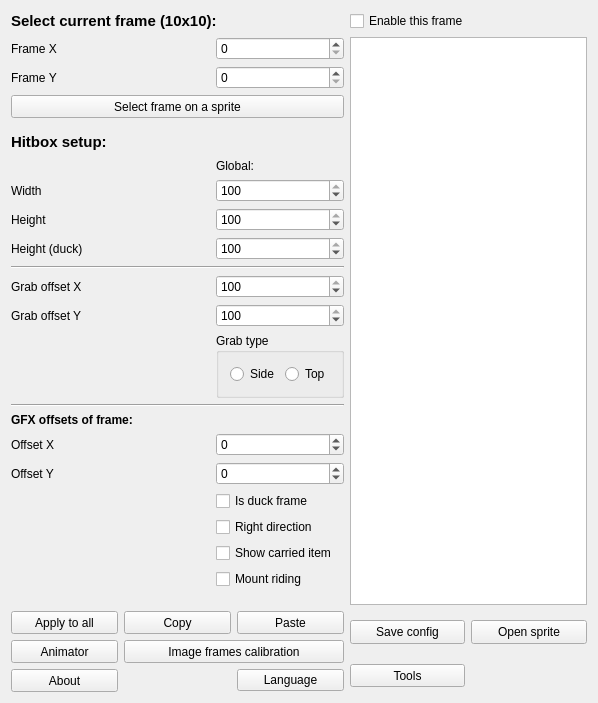
First picture: the form in PlayableCalibrator/calibration_main.ui, repository WohlSoft/Moondust-Project, before the edit.
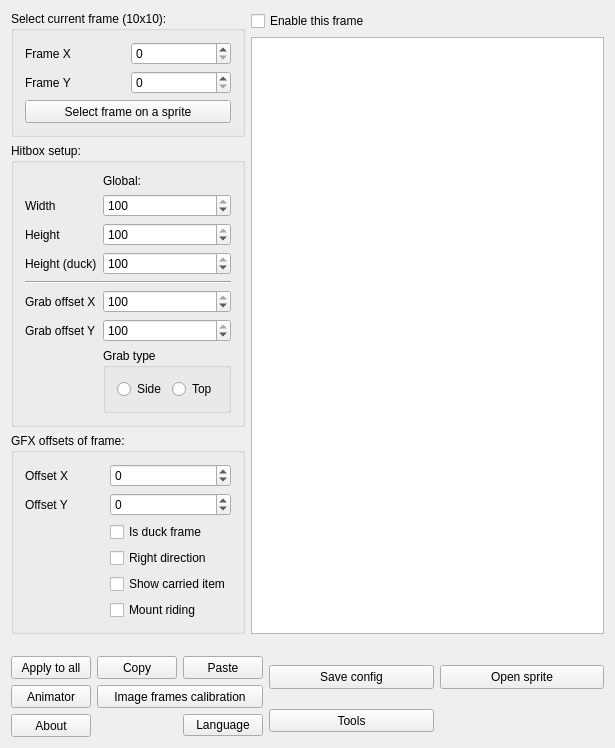
Second picture: the form after the edit. Icons and pictures are not drawn.

Commit message: Calibrator: Tune out the main dialog

The edit to the form file:
```diff
--- a/PlayableCalibrator/calibration_main.ui
+++ b/PlayableCalibrator/calibration_main.ui
@@ -6,8 +6,8 @@
    <rect>
     <x>0</x>
     <y>0</y>
-    <width>560</width>
-    <height>703</height>
+    <width>615</width>
+    <height>748</height>
    </rect>
   </property>
   <property name="minimumSize">
@@ -23,11 +23,218 @@
    <iconset resource="_resources/images.qrc">
     <normaloff>:/images/Icon16.png</normaloff>:/images/Icon16.png</iconset>
   </property>
-  <layout class="QGridLayout" name="gridLayout" columnstretch="10,0,0,0,0">
+  <layout class="QGridLayout" name="gridLayout" columnstretch="0,100,0,0">
    <property name="sizeConstraint">
     <enum>QLayout::SetMinimumSize</enum>
    </property>
-   <item row="10" column="1" colspan="2">
+   <item row="2" column="0">
+    <widget class="QGroupBox" name="groupBox_2">
+     <property name="minimumSize">
+      <size>
+       <width>0</width>
+       <height>57</height>
+      </size>
+     </property>
+     <property name="title">
+      <string>GFX offsets of frame:</string>
+     </property>
+     <layout class="QGridLayout" name="gridLayout_7">
+      <item row="0" column="0">
+       <widget class="QLabel" name="label_3">
+        <property name="text">
+         <string>Offset X</string>
+        </property>
+       </widget>
+      </item>
+      <item row="0" column="1">
+       <widget class="QSpinBox" name="OffsetX">
+        <property name="enabled">
+         <bool>true</bool>
+        </property>
+        <property name="toolTip">
+         <string>Horisontal offset of hitbox relative to left side of frame</string>
+        </property>
+        <property name="minimum">
+         <number>-100</number>
+        </property>
+        <property name="maximum">
+         <number>100</number>
+        </property>
+       </widget>
+      </item>
+      <item row="1" column="0">
+       <widget class="QLabel" name="label_4">
+        <property name="text">
+         <string>Offset Y</string>
+        </property>
+       </widget>
+      </item>
+      <item row="1" column="1">
+       <widget class="QSpinBox" name="OffsetY">
+        <property name="enabled">
+         <bool>true</bool>
+        </property>
+        <property name="toolTip">
+         <string>Vertical offset of hitbox relative to top side of frame</string>
+        </property>
+        <property name="minimum">
+         <number>-100</number>
+        </property>
+        <property name="maximum">
+         <number>100</number>
+        </property>
+       </widget>
+      </item>
+      <item row="2" column="1">
+       <widget class="QCheckBox" name="isDuckFrame">
+        <property name="enabled">
+         <bool>true</bool>
+        </property>
+        <property name="toolTip">
+         <string>Apply duck height to this frame</string>
+        </property>
+        <property name="text">
+         <string>Is duck frame</string>
+        </property>
+       </widget>
+      </item>
+      <item row="3" column="1">
+       <widget class="QCheckBox" name="isRightDirect">
+        <property name="enabled">
+         <bool>true</bool>
+        </property>
+        <property name="toolTip">
+         <string>If this flag enabled, grabbed item will be offset relative to the left side of the hitbox. Else grabbed item will be offset relative to the right side of the hitbox.</string>
+        </property>
+        <property name="text">
+         <string>Right direction</string>
+        </property>
+       </widget>
+      </item>
+      <item row="4" column="1">
+       <widget class="QCheckBox" name="showGrabItem">
+        <property name="enabled">
+         <bool>true</bool>
+        </property>
+        <property name="toolTip">
+         <string>Enable displaying of grabbed item corner</string>
+        </property>
+        <property name="text">
+         <string>Show carried item</string>
+        </property>
+       </widget>
+      </item>
+      <item row="5" column="1">
+       <widget class="QCheckBox" name="mountRiding">
+        <property name="toolTip">
+         <string>Mark this frame as a mount riding and show the mount example at background in the Calibrator.</string>
+        </property>
+        <property name="text">
+         <string>Mount riding</string>
+        </property>
+       </widget>
+      </item>
+     </layout>
+    </widget>
+   </item>
+   <item row="0" column="0">
+    <widget class="QGroupBox" name="groupBox_3">
+     <property name="minimumSize">
+      <size>
+       <width>23</width>
+       <height>40</height>
+      </size>
+     </property>
+     <property name="title">
+      <string>Select current frame (10x10):</string>
+     </property>
+     <layout class="QGridLayout" name="gridLayout_5">
+      <item row="0" column="0">
+       <widget class="QLabel" name="label_5">
+        <property name="text">
+         <string>Frame X</string>
+        </property>
+       </widget>
+      </item>
+      <item row="0" column="1">
+       <widget class="QSpinBox" name="FrameX">
+        <property name="minimumSize">
+         <size>
+          <width>0</width>
+          <height>20</height>
+         </size>
+        </property>
+        <property name="maximum">
+         <number>9</number>
+        </property>
+       </widget>
+      </item>
+      <item row="1" column="0">
+       <widget class="QLabel" name="label_6">
+        <property name="text">
+         <string>Frame Y</string>
+        </property>
+       </widget>
+      </item>
+      <item row="1" column="1">
+       <widget class="QSpinBox" name="FrameY">
+        <property name="minimumSize">
+         <size>
+          <width>0</width>
+          <height>20</height>
+         </size>
+        </property>
+        <property name="maximum">
+         <number>9</number>
+        </property>
+       </widget>
+      </item>
+      <item row="2" column="0" colspan="2">
+       <widget class="QPushButton" name="Matrix">
+        <property name="minimumSize">
+         <size>
+          <width>0</width>
+          <height>23</height>
+         </size>
+        </property>
+        <property name="toolTip">
+         <string>Interactive selection of frame</string>
+        </property>
+        <property name="text">
+         <string>Select frame on a sprite</string>
+        </property>
+       </widget>
+      </item>
+     </layout>
+    </widget>
+   </item>
+   <item row="1" column="0">
+    <widget class="QGroupBox" name="groupBox">
+     <property name="minimumSize">
+      <size>
+       <width>0</width>
+       <height>52</height>
+      </size>
+     </property>
+     <property name="title">
+      <string>Hitbox setup:</string>
+     </property>
+     <layout class="QGridLayout" name="gridLayout_6">
+      <item row="0" column="1">
+       <widget class="QLabel" name="label_10">
+        <property name="text">
+         <string>Global:</string>
+        </property>
+       </widget>
+      </item>
+      <item row="1" column="0">
+       <widget class="QLabel" name="label_2">
+        <property name="text">
+         <string>Width</string>
+        </property>
+       </widget>
+      </item>
+      <item row="1" column="1">
     <widget class="QSpinBox" name="Width">
      <property name="enabled">
       <bool>true</bool>
@@ -43,27 +250,190 @@
      </property>
     </widget>
    </item>
-   <item row="15" column="0">
+      <item row="2" column="0">
+       <widget class="QLabel" name="label">
+        <property name="text">
+         <string>Height</string>
+        </property>
+       </widget>
+      </item>
+      <item row="2" column="1">
+       <widget class="QSpinBox" name="Height">
+        <property name="enabled">
+         <bool>true</bool>
+        </property>
+        <property name="toolTip">
+         <string>Normal height of player's collision box (hitbox)</string>
+        </property>
+        <property name="maximum">
+         <number>100</number>
+        </property>
+        <property name="value">
+         <number>100</number>
+        </property>
+       </widget>
+      </item>
+      <item row="3" column="0">
+       <widget class="QLabel" name="label_11">
+        <property name="text">
+         <string>Height (duck)</string>
+        </property>
+       </widget>
+      </item>
+      <item row="3" column="1">
+       <widget class="QSpinBox" name="Height_duck">
+        <property name="enabled">
+         <bool>true</bool>
+        </property>
+        <property name="toolTip">
+         <string>Duck height of player's collision box (hitbox)</string>
+        </property>
+        <property name="maximum">
+         <number>100</number>
+        </property>
+        <property name="value">
+         <number>100</number>
+        </property>
+       </widget>
+      </item>
+      <item row="4" column="0" colspan="2">
+       <widget class="Line" name="line">
+        <property name="orientation">
+         <enum>Qt::Horizontal</enum>
+        </property>
+       </widget>
+      </item>
+      <item row="5" column="0">
+       <widget class="QLabel" name="label_12">
+        <property name="text">
+         <string>Grab offset X</string>
+        </property>
+       </widget>
+      </item>
+      <item row="5" column="1">
+       <widget class="QSpinBox" name="grabOffsetX">
+        <property name="enabled">
+         <bool>true</bool>
+        </property>
+        <property name="toolTip">
+         <string>Offset relative to player's back (don't forget to set left or right direction to define source side)</string>
+        </property>
+        <property name="minimum">
+         <number>-100</number>
+        </property>
+        <property name="maximum">
+         <number>100</number>
+        </property>
+        <property name="value">
+         <number>100</number>
+        </property>
+       </widget>
+      </item>
+      <item row="6" column="0">
     <widget class="QLabel" name="label_13">
      <property name="text">
       <string>Grab offset Y</string>
      </property>
     </widget>
    </item>
-   <item row="18" column="0" colspan="3">
-    <widget class="QLabel" name="label_9">
-     <property name="font">
-      <font>
-       <weight>75</weight>
-       <bold>true</bold>
-      </font>
-     </property>
+      <item row="6" column="1">
+       <widget class="QSpinBox" name="grabOffsetY">
+        <property name="enabled">
+         <bool>true</bool>
+        </property>
+        <property name="toolTip">
+         <string>Offset relative to middle of player's height</string>
+        </property>
+        <property name="minimum">
+         <number>-100</number>
+        </property>
+        <property name="maximum">
+         <number>100</number>
+        </property>
+        <property name="value">
+         <number>100</number>
+        </property>
+       </widget>
+      </item>
+      <item row="7" column="1">
+       <widget class="QGroupBox" name="grabType">
+        <property name="enabled">
+         <bool>true</bool>
+        </property>
+        <property name="title">
+         <string>Grab type</string>
+        </property>
+        <layout class="QGridLayout" name="gridLayout_2">
+         <property name="sizeConstraint">
+          <enum>QLayout::SetMinimumSize</enum>
+         </property>
+         <item row="0" column="0">
+          <widget class="QRadioButton" name="grabSide">
      <property name="text">
-      <string>GFX offsets of frame:</string>
+            <string>Side</string>
      </property>
     </widget>
    </item>
-   <item row="25" column="0" colspan="3">
+         <item row="0" column="1">
+          <widget class="QRadioButton" name="grabTop">
+           <property name="text">
+            <string>Top</string>
+           </property>
+          </widget>
+         </item>
+        </layout>
+       </widget>
+      </item>
+     </layout>
+    </widget>
+   </item>
+   <item row="0" column="1" rowspan="3">
+    <widget class="QFrame" name="frame_2">
+     <property name="minimumSize">
+      <size>
+       <width>300</width>
+       <height>34</height>
+      </size>
+     </property>
+     <layout class="QGridLayout" name="gridLayout_4">
+      <property name="leftMargin">
+       <number>0</number>
+      </property>
+      <property name="topMargin">
+       <number>0</number>
+      </property>
+      <property name="rightMargin">
+       <number>0</number>
+      </property>
+      <property name="bottomMargin">
+       <number>0</number>
+      </property>
+      <item row="0" column="0">
+       <widget class="QCheckBox" name="EnableFrame">
+        <property name="enabled">
+         <bool>true</bool>
+        </property>
+        <property name="minimumSize">
+         <size>
+          <width>237</width>
+          <height>0</height>
+         </size>
+        </property>
+        <property name="toolTip">
+         <string>Enabling this frame. If this frame disabled, it will not be saved into your config file.</string>
+        </property>
+        <property name="text">
+         <string>Enable this frame</string>
+        </property>
+       </widget>
+      </item>
+      <item row="1" column="0">
+       <widget class="QGraphicsView" name="PreviewGraph"/>
+      </item>
+     </layout>
+    </widget>
+   </item>
+   <item row="4" column="0" colspan="2">
     <spacer name="verticalSpacer">
      <property name="orientation">
       <enum>Qt::Vertical</enum>
@@ -79,14 +449,34 @@
      </property>
     </spacer>
    </item>
-   <item row="10" column="0">
-    <widget class="QLabel" name="label_2">
-     <property name="text">
-      <string>Width</string>
+   <item row="5" column="0" colspan="2">
+    <widget class="QFrame" name="frame_3">
+     <property name="minimumSize">
+      <size>
+       <width>0</width>
+       <height>25</height>
+      </size>
      </property>
-    </widget>
-   </item>
-   <item row="28" column="0" rowspan="2" colspan="3">
+     <property name="frameShape">
+      <enum>QFrame::NoFrame</enum>
+     </property>
+     <property name="frameShadow">
+      <enum>QFrame::Raised</enum>
+     </property>
+     <layout class="QGridLayout" name="gridLayout_8">
+      <property name="leftMargin">
+       <number>0</number>
+      </property>
+      <property name="topMargin">
+       <number>0</number>
+      </property>
+      <property name="rightMargin">
+       <number>0</number>
+      </property>
+      <property name="bottomMargin">
+       <number>0</number>
+      </property>
+      <item row="0" column="0" rowspan="2">
     <widget class="QFrame" name="frame">
      <property name="frameShape">
       <enum>QFrame::NoFrame</enum>
@@ -216,157 +606,7 @@
      </layout>
     </widget>
    </item>
-   <item row="12" column="1" colspan="2">
-    <widget class="QSpinBox" name="Height_duck">
-     <property name="enabled">
-      <bool>true</bool>
-     </property>
-     <property name="toolTip">
-      <string>Duck height of player's collision box (hitbox)</string>
-     </property>
-     <property name="maximum">
-      <number>100</number>
-     </property>
-     <property name="value">
-      <number>100</number>
-     </property>
-    </widget>
-   </item>
-   <item row="16" column="1" colspan="2">
-    <widget class="QGroupBox" name="grabType">
-     <property name="enabled">
-      <bool>true</bool>
-     </property>
-     <property name="title">
-      <string>Grab type</string>
-     </property>
-     <layout class="QGridLayout" name="gridLayout_2">
-      <property name="sizeConstraint">
-       <enum>QLayout::SetMinimumSize</enum>
-      </property>
-      <item row="0" column="0">
-       <widget class="QRadioButton" name="grabSide">
-        <property name="text">
-         <string>Side</string>
-        </property>
-       </widget>
-      </item>
       <item row="0" column="1">
-       <widget class="QRadioButton" name="grabTop">
-        <property name="text">
-         <string>Top</string>
-        </property>
-       </widget>
-      </item>
-     </layout>
-    </widget>
-   </item>
-   <item row="29" column="3">
-    <widget class="QPushButton" name="toolsButton">
-     <property name="minimumSize">
-      <size>
-       <width>0</width>
-       <height>23</height>
-      </size>
-     </property>
-     <property name="text">
-      <string>Tools</string>
-     </property>
-    </widget>
-   </item>
-   <item row="4" column="0">
-    <widget class="QLabel" name="label_5">
-     <property name="text">
-      <string>Frame X</string>
-     </property>
-    </widget>
-   </item>
-   <item row="13" column="0" colspan="3">
-    <widget class="Line" name="line">
-     <property name="orientation">
-      <enum>Qt::Horizontal</enum>
-     </property>
-    </widget>
-   </item>
-   <item row="9" column="1" colspan="2">
-    <widget class="QLabel" name="label_10">
-     <property name="text">
-      <string>Global:</string>
-     </property>
-    </widget>
-   </item>
-   <item row="4" column="3" rowspan="24" colspan="2">
-    <widget class="QGraphicsView" name="PreviewGraph"/>
-   </item>
-   <item row="20" column="1" colspan="2">
-    <widget class="QSpinBox" name="OffsetY">
-     <property name="enabled">
-      <bool>true</bool>
-     </property>
-     <property name="toolTip">
-      <string>Vertical offset of hitbox relative to top side of frame</string>
-     </property>
-     <property name="minimum">
-      <number>-100</number>
-     </property>
-     <property name="maximum">
-      <number>100</number>
-     </property>
-    </widget>
-   </item>
-   <item row="20" column="0">
-    <widget class="QLabel" name="label_4">
-     <property name="text">
-      <string>Offset Y</string>
-     </property>
-    </widget>
-   </item>
-   <item row="14" column="0">
-    <widget class="QLabel" name="label_12">
-     <property name="text">
-      <string>Grab offset X</string>
-     </property>
-    </widget>
-   </item>
-   <item row="15" column="1" colspan="2">
-    <widget class="QSpinBox" name="grabOffsetY">
-     <property name="enabled">
-      <bool>true</bool>
-     </property>
-     <property name="toolTip">
-      <string>Offset relative to middle of player's height</string>
-     </property>
-     <property name="minimum">
-      <number>-100</number>
-     </property>
-     <property name="maximum">
-      <number>100</number>
-     </property>
-     <property name="value">
-      <number>100</number>
-     </property>
-    </widget>
-   </item>
-   <item row="14" column="1" colspan="2">
-    <widget class="QSpinBox" name="grabOffsetX">
-     <property name="enabled">
-      <bool>true</bool>
-     </property>
-     <property name="toolTip">
-      <string>Offset relative to player's back (don't forget to set left or right direction to define source side)</string>
-     </property>
-     <property name="minimum">
-      <number>-100</number>
-     </property>
-     <property name="maximum">
-      <number>100</number>
-     </property>
-     <property name="value">
-      <number>100</number>
-     </property>
-    </widget>
-   </item>
-   <item row="28" column="3">
     <widget class="QPushButton" name="SaveConfigButton">
      <property name="minimumSize">
       <size>
@@ -383,35 +623,7 @@
      </property>
     </widget>
    </item>
-   <item row="0" column="0" colspan="3">
-    <widget class="QLabel" name="label_7">
-     <property name="font">
-      <font>
-       <family>Liberation Sans</family>
-       <pointsize>11</pointsize>
-       <weight>75</weight>
-       <bold>true</bold>
-      </font>
-     </property>
-     <property name="text">
-      <string>Select current frame (10x10):</string>
-     </property>
-    </widget>
-   </item>
-   <item row="5" column="1" colspan="2">
-    <widget class="QSpinBox" name="FrameY">
-     <property name="minimumSize">
-      <size>
-       <width>0</width>
-       <height>20</height>
-      </size>
-     </property>
-     <property name="maximum">
-      <number>9</number>
-     </property>
-    </widget>
-   </item>
-   <item row="28" column="4">
+      <item row="0" column="2">
     <widget class="QPushButton" name="OpenSprite">
      <property name="minimumSize">
       <size>
@@ -428,31 +640,8 @@
      </property>
     </widget>
    </item>
-   <item row="11" column="1" colspan="2">
-    <widget class="QSpinBox" name="Height">
-     <property name="enabled">
-      <bool>true</bool>
-     </property>
-     <property name="toolTip">
-      <string>Normal height of player's collision box (hitbox)</string>
-     </property>
-     <property name="maximum">
-      <number>100</number>
-     </property>
-     <property name="value">
-      <number>100</number>
-     </property>
-    </widget>
-   </item>
-   <item row="11" column="0">
-    <widget class="QLabel" name="label">
-     <property name="text">
-      <string>Height</string>
-     </property>
-    </widget>
-   </item>
-   <item row="6" column="0" colspan="3">
-    <widget class="QPushButton" name="Matrix">
+      <item row="1" column="1">
+       <widget class="QPushButton" name="toolsButton">
      <property name="minimumSize">
       <size>
        <width>0</width>
@@ -463,154 +652,11 @@
       <string>Interactive selection of frame</string>
      </property>
      <property name="text">
-      <string>Select frame on a sprite</string>
+         <string>Tools</string>
      </property>
     </widget>
    </item>
-   <item row="19" column="0">
-    <widget class="QLabel" name="label_3">
-     <property name="text">
-      <string>Offset X</string>
-     </property>
-    </widget>
-   </item>
-   <item row="19" column="1" colspan="2">
-    <widget class="QSpinBox" name="OffsetX">
-     <property name="enabled">
-      <bool>true</bool>
-     </property>
-     <property name="toolTip">
-      <string>Horisontal offset of hitbox relative to left side of frame</string>
-     </property>
-     <property name="minimum">
-      <number>-100</number>
-     </property>
-     <property name="maximum">
-      <number>100</number>
-     </property>
-    </widget>
-   </item>
-   <item row="22" column="1" colspan="2">
-    <widget class="QCheckBox" name="isRightDirect">
-     <property name="enabled">
-      <bool>true</bool>
-     </property>
-     <property name="toolTip">
-      <string>If this flag enabled, grabbed item will be offset relative to the left side of the hitbox. Else grabbed item will be offset relative to the right side of the hitbox.</string>
-     </property>
-     <property name="text">
-      <string>Right direction</string>
-     </property>
-    </widget>
-   </item>
-   <item row="0" column="3" colspan="2">
-    <widget class="QCheckBox" name="EnableFrame">
-     <property name="enabled">
-      <bool>true</bool>
-     </property>
-     <property name="minimumSize">
-      <size>
-       <width>237</width>
-       <height>0</height>
-      </size>
-     </property>
-     <property name="toolTip">
-      <string>Enabling this frame. If this frame disabled, it will not be saved into your config file.</string>
-     </property>
-     <property name="text">
-      <string>Enable this frame</string>
-     </property>
-    </widget>
-   </item>
-   <item row="17" column="0" colspan="3">
-    <widget class="Line" name="line_2">
-     <property name="orientation">
-      <enum>Qt::Horizontal</enum>
-     </property>
-    </widget>
-   </item>
-   <item row="5" column="0">
-    <widget class="QLabel" name="label_6">
-     <property name="text">
-      <string>Frame Y</string>
-     </property>
-    </widget>
-   </item>
-   <item row="23" column="1" colspan="2">
-    <widget class="QCheckBox" name="showGrabItem">
-     <property name="enabled">
-      <bool>true</bool>
-     </property>
-     <property name="toolTip">
-      <string>Enable displaying of grabbed item corner</string>
-     </property>
-     <property name="text">
-      <string>Show carried item</string>
-     </property>
-    </widget>
-   </item>
-   <item row="4" column="1" colspan="2">
-    <widget class="QSpinBox" name="FrameX">
-     <property name="minimumSize">
-      <size>
-       <width>0</width>
-       <height>20</height>
-      </size>
-     </property>
-     <property name="maximum">
-      <number>9</number>
-     </property>
-    </widget>
-   </item>
-   <item row="8" column="0" colspan="3">
-    <widget class="QLabel" name="label_8">
-     <property name="minimumSize">
-      <size>
-       <width>0</width>
-       <height>23</height>
-      </size>
-     </property>
-     <property name="font">
-      <font>
-       <family>Liberation Sans</family>
-       <pointsize>11</pointsize>
-       <weight>75</weight>
-       <bold>true</bold>
-      </font>
-     </property>
-     <property name="text">
-      <string>Hitbox setup:</string>
-     </property>
-    </widget>
-   </item>
-   <item row="12" column="0">
-    <widget class="QLabel" name="label_11">
-     <property name="text">
-      <string>Height (duck)</string>
-     </property>
-    </widget>
-   </item>
-   <item row="21" column="1" colspan="2">
-    <widget class="QCheckBox" name="isDuckFrame">
-     <property name="enabled">
-      <bool>true</bool>
-     </property>
-     <property name="toolTip">
-      <string>Apply duck height to this frame</string>
-     </property>
-     <property name="text">
-      <string>Is duck frame</string>
-     </property>
-    </widget>
-   </item>
-   <item row="24" column="1" colspan="2">
-    <widget class="QCheckBox" name="mountRiding">
-     <property name="toolTip">
-      <string>Mark this frame as a mount riding and show the mount example at background in the Calibrator.</string>
-     </property>
-     <property name="text">
-      <string>Mount riding</string>
-     </property>
+     </layout>
     </widget>
    </item>
   </layout>
```
Left out of the diff: 3 changed lines with no effect on the pictures. Lines whose indentation alone changed are shown as unchanged.
